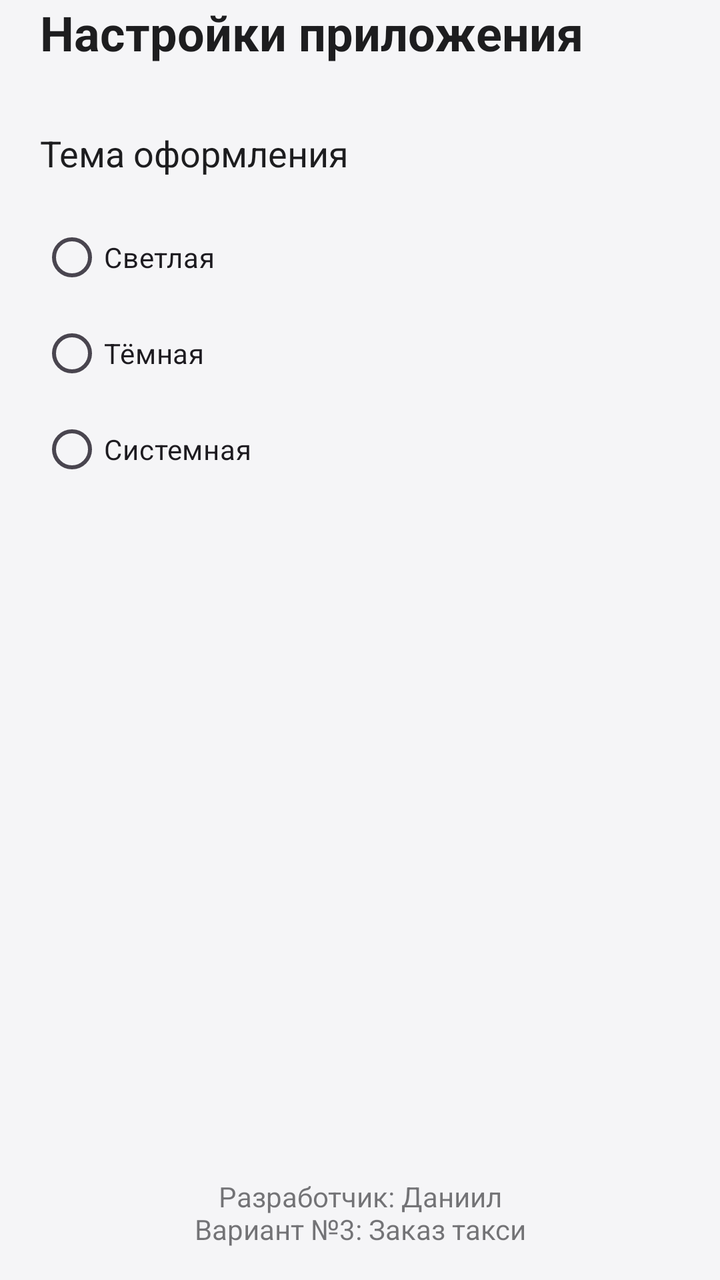
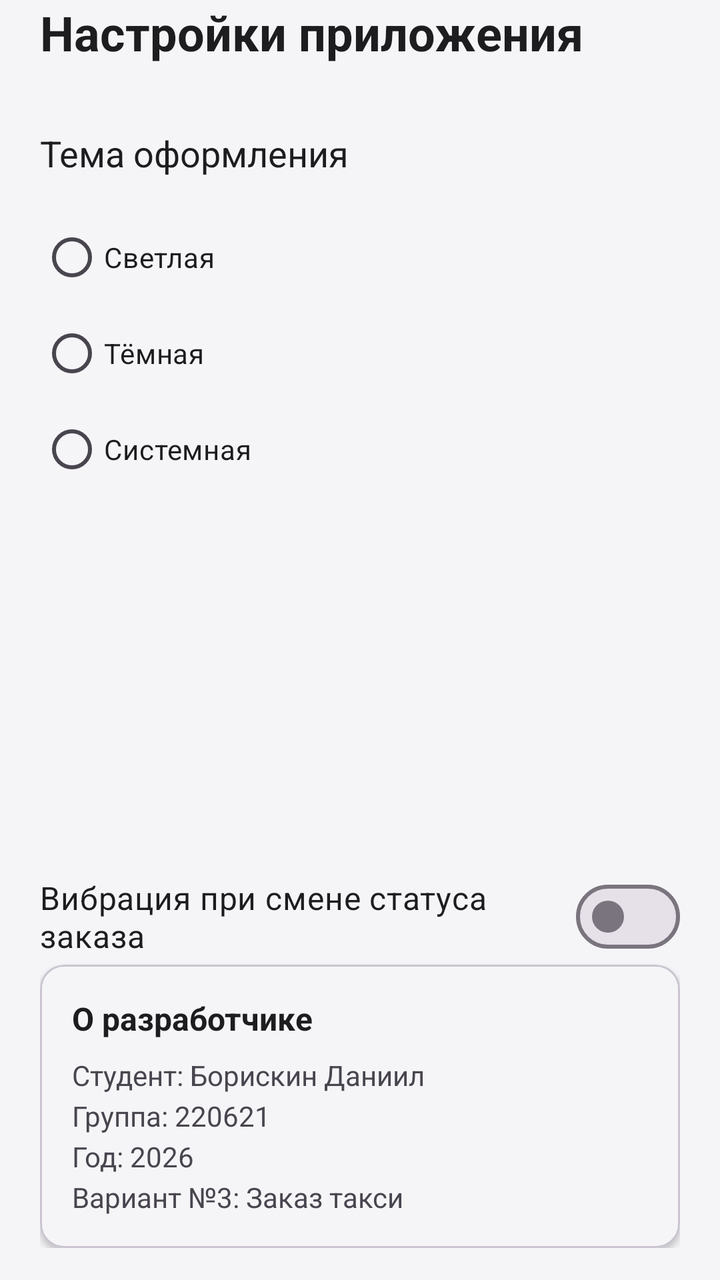

The first picture is an Android layout as it rendered before a commit; the second is the same layout after the commit. The layout source and the unified diff follow.
<!-- AndroidManifest.xml: application theme Theme.TaxiOrder -->
<!-- res/layout/activity_settings.xml -->
<?xml version="1.0" encoding="utf-8"?>
<LinearLayout
    xmlns:android="http://schemas.android.com/apk/res/android"
    android:layout_width="match_parent"
    android:layout_height="match_parent"
    android:orientation="vertical"
    android:paddingStart="20dp"
    android:paddingEnd="20dp"
    android:paddingBottom="16dp"
    android:fitsSystemWindows="true"
    android:background="?android:windowBackground">

    <TextView
        android:layout_width="wrap_content"
        android:layout_height="wrap_content"
        android:text="@string/title_settings"
        android:textSize="24sp"
        android:textStyle="bold"
        android:layout_marginBottom="32dp"
        android:textColor="?android:textColorPrimary"/>

    <TextView
        android:layout_width="wrap_content"
        android:layout_height="wrap_content"
        android:text="@string/label_theme"
        android:textSize="18sp"
        android:layout_marginBottom="16dp"
        android:textColor="?android:textColorPrimary"/>

    <RadioGroup
        android:id="@+id/rgThemeSettings"
        android:layout_width="match_parent"
        android:layout_height="wrap_content">

        <RadioButton
            android:id="@+id/rbThemeLight"
            android:layout_width="wrap_content"
            android:layout_height="wrap_content"
            android:text="@string/theme_light"/>

        <RadioButton
            android:id="@+id/rbThemeDark"
            android:layout_width="wrap_content"
            android:layout_height="wrap_content"
            android:text="@string/theme_dark"/>

        <RadioButton
            android:id="@+id/rbThemeSystem"
            android:layout_width="wrap_content"
            android:layout_height="wrap_content"
            android:text="@string/theme_system"/>
    </RadioGroup>

    <View
        android:layout_width="match_parent"
        android:layout_height="0dp"
        android:layout_weight="1" />

    <TextView
        android:layout_width="match_parent"
        android:layout_height="wrap_content"
        android:text="@string/dev_info"
        android:gravity="center"
        android:alpha="0.6"
        android:textSize="14sp"
        android:textColor="?android:textColorPrimary"/>
</LinearLayout>
<!-- resources referenced by this layout -->
<resources>
  <string name="dev_info">Разработчик: Даниил\nВариант №3: Заказ такси</string>
  <string name="label_theme">Тема оформления</string>
  <string name="theme_dark">Тёмная</string>
  <string name="theme_light">Светлая</string>
  <string name="theme_system">Системная</string>
  <string name="title_settings">Настройки приложения</string>
  <style name="Theme.TaxiOrder" parent="Theme.Material3.Light.NoActionBar">
          <item name="colorPrimary">@color/accent_taxi_dark</item>
          <item name="colorAccent">@color/accent_taxi</item>
          <item name="android:windowBackground">@color/background_light</item>
          <item name="android:textColorPrimary">@color/text_main_light</item>
      </style>
  <color name="accent_taxi_dark">#C4A000</color>
  <color name="accent_taxi">#FFD600</color>
  <color name="background_light">#F5F5F7</color>
  <color name="text_main_light">#1D1D1F</color>
</resources>

<!-- the commit's change to res/layout/activity_settings.xml (unified diff, before → after) -->
@@ -1,8 +1,8 @@
 <?xml version="1.0" encoding="utf-8"?>
-<LinearLayout
-    xmlns:android="http://schemas.android.com/apk/res/android"
+<LinearLayout xmlns:android="http://schemas.android.com/apk/res/android"
     android:layout_width="match_parent"
     android:layout_height="match_parent"
+    xmlns:app="http://schemas.android.com/apk/res-auto"
     android:orientation="vertical"
     android:paddingStart="20dp"
     android:paddingEnd="20dp"
@@ -56,12 +56,45 @@
         android:layout_height="0dp"
         android:layout_weight="1" />
 
-    <TextView
+
+    <com.google.android.material.materialswitch.MaterialSwitch
+        android:id="@+id/swVibration"
         android:layout_width="match_parent"
         android:layout_height="wrap_content"
-        android:text="@string/dev_info"
-        android:gravity="center"
-        android:alpha="0.6"
-        android:textSize="14sp"
+        android:text="Вибрация при смене статуса заказа"
+        android:textSize="16sp"
+        android:layout_marginTop="24dp"
         android:textColor="?android:textColorPrimary"/>
+
+    <com.google.android.material.card.MaterialCardView
+        android:layout_width="match_parent"
+        android:layout_height="wrap_content"
+        app:cardBackgroundColor="?android:windowBackground"
+        app:cardElevation="2dp"
+        app:cardCornerRadius="12dp">
+
+        <LinearLayout
+            android:layout_width="match_parent"
+            android:layout_height="wrap_content"
+            android:orientation="vertical"
+            android:padding="16dp">
+
+            <TextView
+                android:layout_width="wrap_content"
+                android:layout_height="wrap_content"
+                android:text="О разработчике"
+                android:textStyle="bold"
+                android:textSize="16sp"
+                android:layout_marginBottom="8dp"
+                android:textColor="?android:textColorPrimary"/>
+
+            <TextView
+                android:layout_width="match_parent"
+                android:layout_height="wrap_content"
+                android:text="@string/dev_info"
+                android:lineSpacingExtra="4dp"
+                android:textSize="14sp"
+                android:textColor="?android:textColorSecondary"/>
+        </LinearLayout>
+    </com.google.android.material.card.MaterialCardView>
 </LinearLayout>
<!-- resource entries referenced after the edit -->
@@ -1,6 +1,6 @@
 <!-- resources referenced by this layout -->
 <resources>
-  <string name="dev_info">Разработчик: Даниил\nВариант №3: Заказ такси</string>
+  <string name="dev_info">Студент: Борискин Даниил\nГруппа: 220621\nГод: 2026\nВариант №3: Заказ такси</string>
   <string name="label_theme">Тема оформления</string>
   <string name="theme_dark">Тёмная</string>
   <string name="theme_light">Светлая</string>
